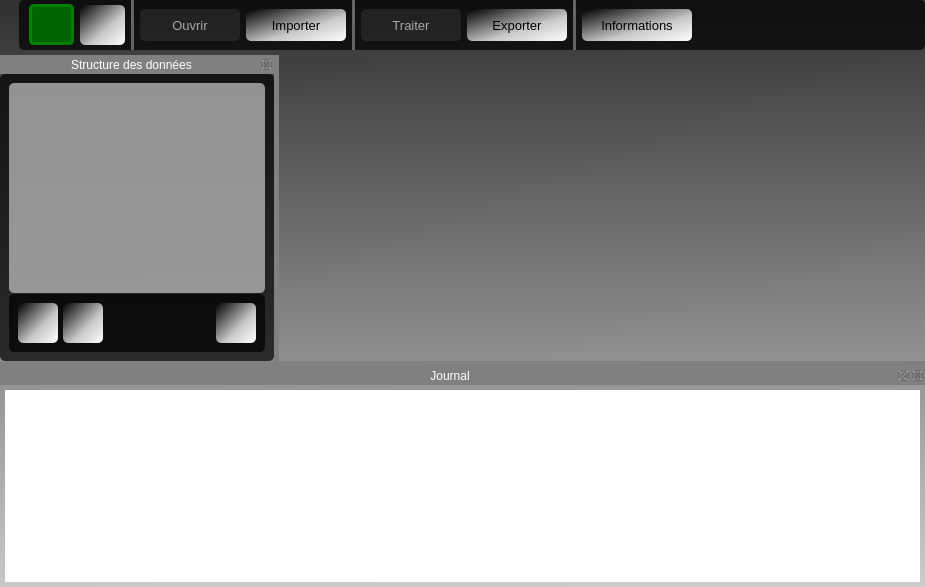
This is python/resources/ui/MainWindow.ui in introlab/OpenIMU as Qt 5 draws it before an edit. The edited form follows.
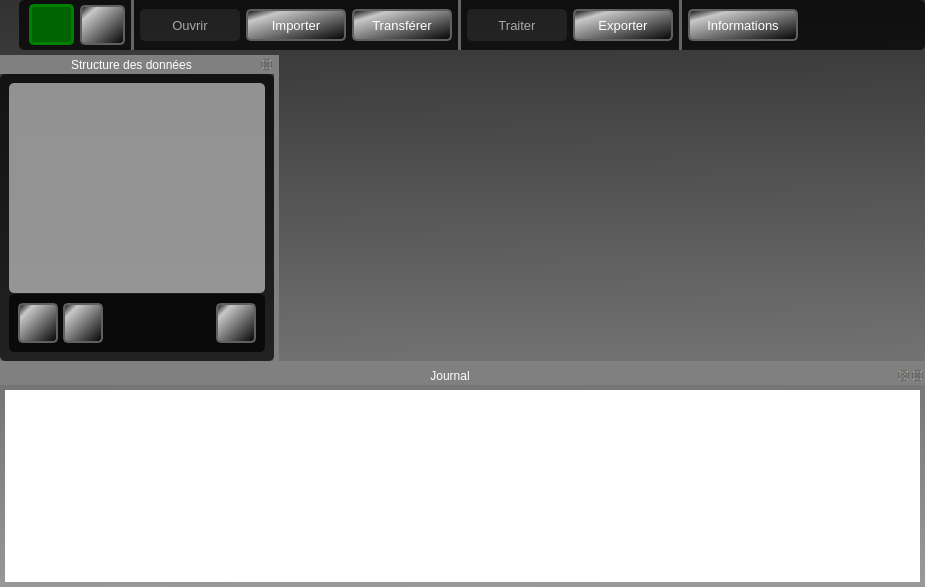
This is the edited form. Icons and pictures are not drawn. Custom widgets are drawn as their Qt base class.

Diff of the .ui file:
```diff
--- a/python/resources/ui/MainWindow.ui
+++ b/python/resources/ui/MainWindow.ui
@@ -27,7 +27,7 @@
     <normaloff>:/OpenIMU/icons/OpenIMU.png</normaloff>:/OpenIMU/icons/OpenIMU.png</iconset>
   </property>
   <property name="styleSheet">
-   <string notr="true">QWidget#MainWindow,QWidget#ImportBrowser,QWidget#ImportManager,QWidget#frmParticipant,QWidget#ExportCSV,QWidget#ImportDialog,QWidget#StartDialog,QWidget#dlgProcessSelect, QWidget#DataInfosWidget,QDialog{background:qlineargradient(spread:pad, x1:0.483, y1:0, x2:0.511045, y2:1, stop:0 rgba(50, 50, 50, 255), stop:1 rgba(203, 203, 203, 255));border-radius:0px;}
+   <string notr="true">QWidget#MainWindow,QWidget#ImportBrowser,QWidget#ImportManager,QWidget#frmParticipant,QWidget#ExportCSV,QWidget#ImportDialog,QWidget#StartDialog,QWidget#dlgProcessSelect, QWidget#DataInfosWidget,QDialog{background:qlineargradient(spread:pad, x1:0.483, y1:0, x2:0.511045, y2:1, stop:0 rgb(50, 50, 50), stop:1 rgb(153, 153, 153));border-radius:0px;}
 
 QFrame#frameTitle{background-color:rgba(130,130,130,50%);}
 QFrame#frameInfos{background-color:rgba(50,50,50,50%);}
@@ -41,11 +41,11 @@
 
 QFrame#frameButtons,QFrame#frameTools,QFrame#frameCursor{background-color:rgba(0,0,0,70%);  border-radius:5px;}
 
-QPushButton:hover,QToolButton:hover{color:black;background-color: qlineargradient(x1:0, y1:0, x2:1, y2:1, stop:0 white, stop: 0.6  rgb(200,200, 200), stop:1 black);}
-QPushButton,QToolButton{color:black; background-color: qlineargradient(x1:0, y1:0, x2:1, y2:1, stop:0 black, stop: 0.6  rgb(200,200, 200), stop:1 white);}
-QPushButton:!enabled,QToolButton:!enabled{color: rgb(168, 168, 168); background-color: rgba(200,200,200,10%);}
+QPushButton:hover,QToolButton:hover{color:black;background-color: qlineargradient(x1:0, y1:0, x2:1, y2:1, stop:0 grey, stop: 0.2  rgb(200,200, 200), stop:1 grey);border: 2px solid rgb(186, 186, 186);}
+QPushButton,QToolButton{color:white; background-color: qlineargradient(x1:0, y1:0, x2:1, y2:1, stop:0 black, stop: 0.2  rgb(200,200, 200), stop:1 black);border: 2px solid rgb(96, 96, 96);}
+QPushButton:!enabled,QToolButton:!enabled{color: rgb(168, 168, 168); background-color: rgba(200,200,200,10%);border: 0px transparent}
 QPushButton:checked,QToolButton:checked{color:black;border: 3px solid green;background-color:darkgreen;}
-QPushButton[checkable=true]:!checked,QToolButton[checkable=true]:!checked{color:red;background-color:rgba(180,0,0,50%);}
+QPushButton[checkable=true]:!checked,QToolButton[checkable=true]:!checked{color:red;background-color:rgba(180,0,0,50%);border: 2px solid rgb(180,0,0);}
 
 QLabel{color:white;}
 
@@ -646,6 +646,43 @@
        </property>
       </widget>
      </item>
+     <item>
+      <widget class="QToolButton" name="btnTransfer">
+       <property name="minimumSize">
+        <size>
+         <width>100</width>
+         <height>32</height>
+        </size>
+       </property>
+       <property name="font">
+        <font>
+         <pointsize>10</pointsize>
+        </font>
+       </property>
+       <property name="cursor">
+        <cursorShape>PointingHandCursor</cursorShape>
+       </property>
+       <property name="toolTip">
+        <string>Transfère et importe les données directement à partir d'un appareil</string>
+       </property>
+       <property name="text">
+        <string>Transférer</string>
+       </property>
+       <property name="icon">
+        <iconset resource="../core.qrc">
+         <normaloff>:/OpenIMU/icons/transfer.png</normaloff>:/OpenIMU/icons/transfer.png</iconset>
+       </property>
+       <property name="iconSize">
+        <size>
+         <width>24</width>
+         <height>24</height>
+        </size>
+       </property>
+       <property name="toolButtonStyle">
+        <enum>Qt::ToolButtonTextBesideIcon</enum>
+       </property>
+      </widget>
+     </item>
      <item>
       <widget class="Line" name="line">
        <property name="frameShadow">
```
